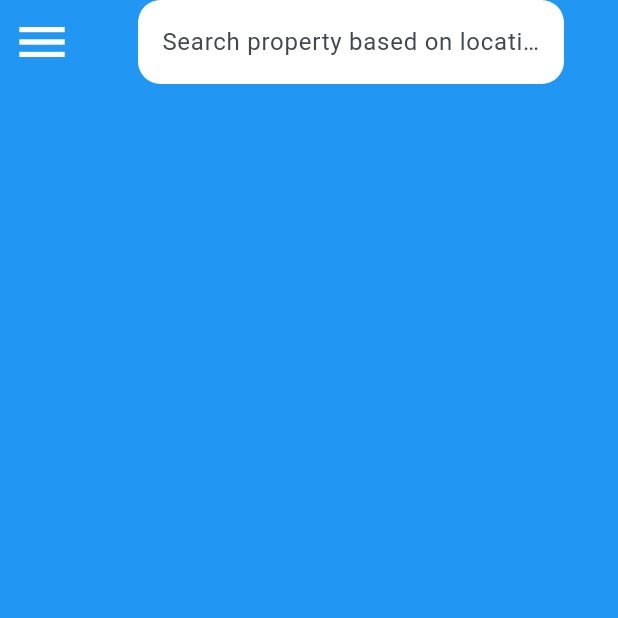
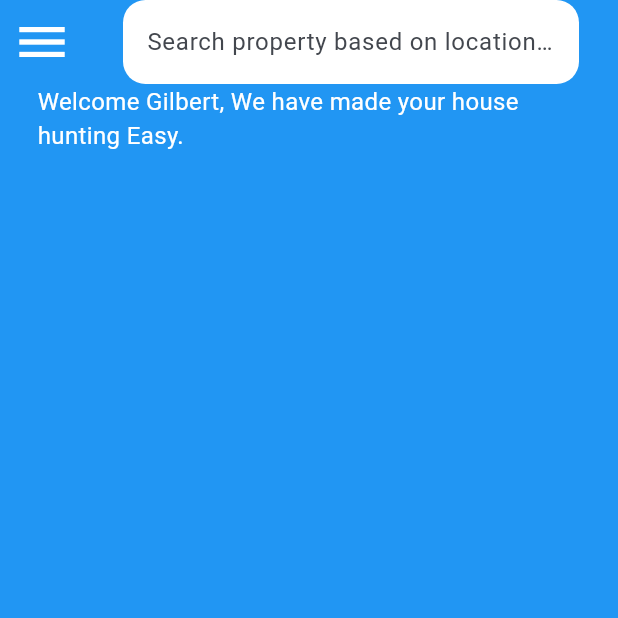
Before and after one commit to gilbert-ku/EstateEase-mobileApp, a Flutter app: the screen it shows after launch, on a phone screen of 412 x 824 dp, the top half of it. Run offline on Flutter 3.47's test engine with Material 3 defaults, Android fonts, the phone set to English and light mode, and no system bars.

Commit message:
add welcom text

```diff
--- a/lib/pages/house_listing.dart
+++ b/lib/pages/house_listing.dart
@@ -1,4 +1,3 @@
-import 'package:flutter/foundation.dart';
 import 'package:flutter/material.dart';
 
 class HouseListing extends StatelessWidget {
@@ -18,7 +17,7 @@ class HouseListing extends StatelessWidget {
         ),
         title: const Center(
           child: Padding(
-            padding: EdgeInsets.symmetric(horizontal: 20.0, vertical: 15.0),
+            padding: EdgeInsets.symmetric(horizontal: 10.0, vertical: 15.0),
             child: TextField(
               decoration: InputDecoration(
                 border: OutlineInputBorder(
@@ -37,6 +36,22 @@ class HouseListing extends StatelessWidget {
         backgroundColor: Colors.blue,
       ),
 
+      body: Center(
+        child: Padding(
+          padding: const EdgeInsets.symmetric(horizontal: 25.0),
+          child: ListView(
+            children: const <Widget> [
+              Text("Welcome Gilbert, We have made your house hunting Easy.",
+              style: TextStyle(
+                fontSize: 16,
+                color: Colors.white
+              ),
+              )
+            ],
+          ),
+        ),
+      ),
+
     );
   }
 }
```
Also changed, not shown: lib/images/bungalo.jpg (added), lib/images/mansion.png (added).
